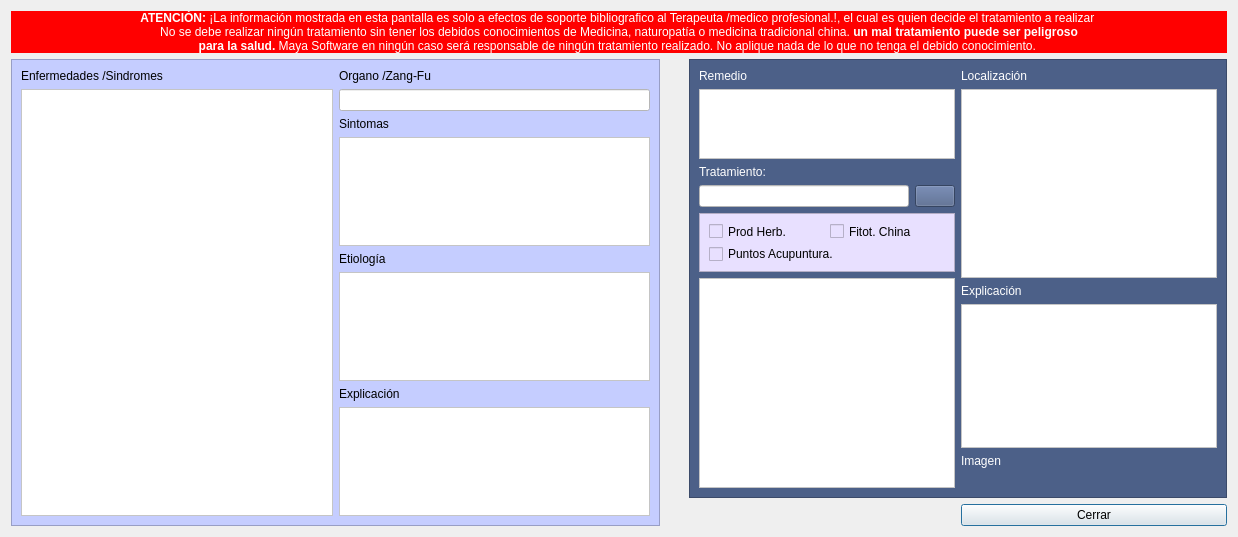
Before: the Qt Designer form Zona_Pacientes/frmmtcbase.ui in arcnexus/RedFoX, drawn with Qt 5.
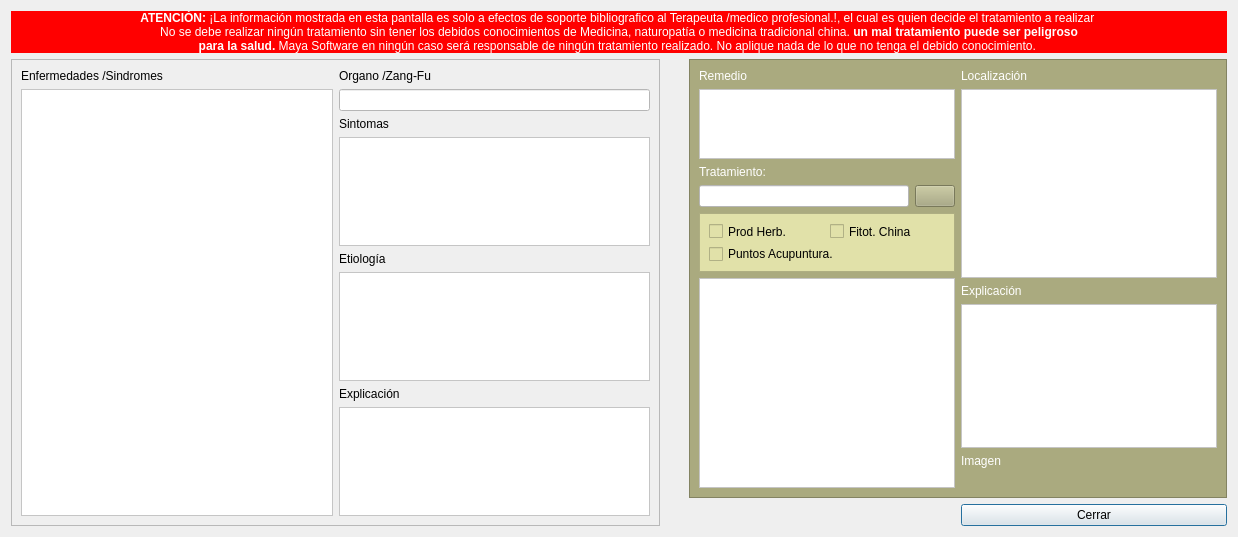
After: the same form once the commit is applied. Icons and pictures are not drawn.

The edit to the form file:
```diff
--- a/Zona_Pacientes/frmmtcbase.ui
+++ b/Zona_Pacientes/frmmtcbase.ui
@@ -42,9 +42,6 @@
        <height>0</height>
       </size>
      </property>
-     <property name="styleSheet">
-      <string notr="true">background-color: rgb(197, 205, 255);</string>
-     </property>
      <property name="frameShape">
       <enum>QFrame::StyledPanel</enum>
      </property>
@@ -137,7 +134,7 @@
    <item row="1" column="2" colspan="2">
     <widget class="QFrame" name="frame_2">
      <property name="styleSheet">
-      <string notr="true">background: #4c6088</string>
+      <string notr="true">background-color: rgb(170, 170, 127);</string>
      </property>
      <property name="frameShape">
       <enum>QFrame::StyledPanel</enum>
@@ -255,7 +252,7 @@
          </size>
         </property>
         <property name="styleSheet">
-         <string notr="true">background-color: rgb(232, 224, 255);</string>
+         <string notr="true">background-color: rgb(225, 225, 169);</string>
         </property>
         <property name="frameShape">
          <enum>QFrame::StyledPanel</enum>
```
